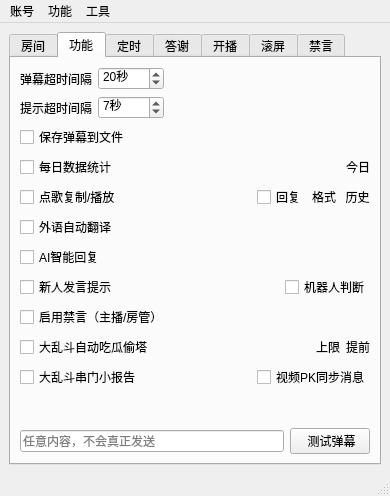
Old version of the form mainwindow.ui in the repository iwxyi/Bilibili-MagicalDanmaku.
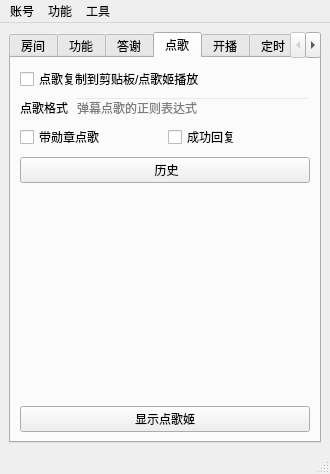
New version of the form. Icons and pictures are not drawn.

Commit message: 添加点歌姬页面；添加粉丝勋章点歌

Diff of the .ui file:
```diff
--- a/mainwindow.ui
+++ b/mainwindow.ui
@@ -6,8 +6,8 @@
    <rect>
     <x>0</x>
     <y>0</y>
-    <width>390</width>
-    <height>496</height>
+    <width>330</width>
+    <height>474</height>
    </rect>
   </property>
   <property name="windowTitle">
@@ -25,7 +25,7 @@
        <string notr="true"/>
       </property>
       <property name="currentIndex">
-       <number>1</number>
+       <number>3</number>
       </property>
       <widget class="QWidget" name="tab">
        <attribute name="title">
@@ -269,58 +269,6 @@
           </item>
          </layout>
         </item>
-        <item>
-         <layout class="QHBoxLayout" name="horizontalLayout_4" stretch="1,0,0,0">
-          <property name="topMargin">
-           <number>0</number>
-          </property>
-          <item>
-           <widget class="QCheckBox" name="DiangeAutoCopyCheck">
-            <property name="toolTip">
-             <string>&lt;html&gt;&lt;head/&gt;&lt;body&gt;&lt;p&gt;点歌格式：点歌 歌名&lt;/p&gt;&lt;p&gt;如果已开启点歌姬，则自动点歌并播放&lt;/p&gt;&lt;p&gt;否则自动复制歌名到剪贴板&lt;/p&gt;&lt;/body&gt;&lt;/html&gt;</string>
-            </property>
-            <property name="text">
-             <string>点歌复制/播放</string>
-            </property>
-           </widget>
-          </item>
-          <item>
-           <widget class="QCheckBox" name="diangeReplyCheck">
-            <property name="text">
-             <string>回复</string>
-            </property>
-           </widget>
-          </item>
-          <item>
-           <widget class="QPushButton" name="diangeFormatButton">
-            <property name="styleSheet">
-             <string notr="true">QPushButton
-{
-	background: transparent;
-	border: none;
-}</string>
-            </property>
-            <property name="text">
-             <string>格式</string>
-            </property>
-           </widget>
-          </item>
-          <item>
-           <widget class="QPushButton" name="diangeHistoryButton">
-            <property name="styleSheet">
-             <string notr="true">QPushButton
-{
-	background: transparent;
-	border: none;
-}</string>
-            </property>
-            <property name="text">
-             <string> 历史</string>
-            </property>
-           </widget>
-          </item>
-         </layout>
-        </item>
         <item>
          <layout class="QHBoxLayout" name="horizontalLayout_7">
           <property name="topMargin">
@@ -516,60 +464,6 @@
         </item>
        </layout>
       </widget>
-      <widget class="QWidget" name="tab_3">
-       <attribute name="title">
-        <string>定时</string>
-       </attribute>
-       <layout class="QVBoxLayout" name="verticalLayout_4">
-        <item>
-         <widget class="QPushButton" name="addTaskButton">
-          <property name="text">
-           <string> 添加定时任务</string>
-          </property>
-         </widget>
-        </item>
-        <item>
-         <widget class="QListWidget" name="taskListWidget">
-          <property name="contextMenuPolicy">
-           <enum>Qt::CustomContextMenu</enum>
-          </property>
-          <property name="styleSheet">
-           <string notr="true">QListWidget
-{
-	background: transparent;
-}</string>
-          </property>
-          <property name="verticalScrollMode">
-           <enum>QAbstractItemView::ScrollPerPixel</enum>
-          </property>
-          <property name="horizontalScrollMode">
-           <enum>QAbstractItemView::ScrollPerPixel</enum>
-          </property>
-         </widget>
-        </item>
-        <item>
-         <layout class="QHBoxLayout" name="horizontalLayout_8">
-          <property name="topMargin">
-           <number>0</number>
-          </property>
-          <item>
-           <widget class="QLineEdit" name="SendMsgEdit">
-            <property name="placeholderText">
-             <string>请输入消息内容</string>
-            </property>
-           </widget>
-          </item>
-          <item>
-           <widget class="QPushButton" name="SendMsgButton">
-            <property name="text">
-             <string>发送弹幕</string>
-            </property>
-           </widget>
-          </item>
-         </layout>
-        </item>
-       </layout>
-      </widget>
       <widget class="QWidget" name="tab_4">
        <attribute name="title">
         <string>答谢</string>
@@ -848,6 +742,113 @@
         </item>
        </layout>
       </widget>
+      <widget class="QWidget" name="tab_8">
+       <attribute name="title">
+        <string>点歌</string>
+       </attribute>
+       <layout class="QVBoxLayout" name="verticalLayout_9">
+        <item>
+         <widget class="QCheckBox" name="DiangeAutoCopyCheck">
+          <property name="toolTip">
+           <string>&lt;html&gt;&lt;head/&gt;&lt;body&gt;&lt;p&gt;点歌格式：点歌 歌名&lt;/p&gt;&lt;p&gt;如果已开启点歌姬，则自动点歌并播放&lt;/p&gt;&lt;p&gt;否则自动复制歌名到剪贴板&lt;/p&gt;&lt;/body&gt;&lt;/html&gt;</string>
+          </property>
+          <property name="text">
+           <string>点歌复制到剪贴板/点歌姬播放</string>
+          </property>
+         </widget>
+        </item>
+        <item>
+         <layout class="QHBoxLayout" name="horizontalLayout_34">
+          <property name="topMargin">
+           <number>0</number>
+          </property>
+          <item>
+           <widget class="QLabel" name="diangeFormatLabel">
+            <property name="toolTip">
+             <string>&lt;html&gt;&lt;head/&gt;&lt;body&gt;&lt;p&gt;触发弹幕点歌的正则表达式&lt;/p&gt;&lt;/body&gt;&lt;/html&gt;</string>
+            </property>
+            <property name="text">
+             <string>点歌格式</string>
+            </property>
+           </widget>
+          </item>
+          <item>
+           <widget class="QLineEdit" name="diangeFormatEdit">
+            <property name="styleSheet">
+             <string notr="true">QLineEdit
+{
+	background: transparent;
+}</string>
+            </property>
+            <property name="placeholderText">
+             <string>弹幕点歌的正则表达式</string>
+            </property>
+           </widget>
+          </item>
+         </layout>
+        </item>
+        <item>
+         <layout class="QHBoxLayout" name="horizontalLayout_33">
+          <property name="topMargin">
+           <number>0</number>
+          </property>
+          <property name="bottomMargin">
+           <number>2</number>
+          </property>
+          <item>
+           <widget class="QCheckBox" name="diangeNeedMedalCheck">
+            <property name="styleSheet">
+             <string notr="true">要求带粉丝勋章才能点歌</string>
+            </property>
+            <property name="text">
+             <string>带勋章点歌</string>
+            </property>
+           </widget>
+          </item>
+          <item>
+           <widget class="QCheckBox" name="diangeReplyCheck">
+            <property name="toolTip">
+             <string>点歌成功的回复消息，并带有预计多长时间播放</string>
+            </property>
+            <property name="text">
+             <string>成功回复</string>
+            </property>
+           </widget>
+          </item>
+         </layout>
+        </item>
+        <item>
+         <widget class="QPushButton" name="diangeHistoryButton">
+          <property name="styleSheet">
+           <string notr="true"/>
+          </property>
+          <property name="text">
+           <string> 历史</string>
+          </property>
+         </widget>
+        </item>
+        <item>
+         <spacer name="verticalSpacer_6">
+          <property name="orientation">
+           <enum>Qt::Vertical</enum>
+          </property>
+          <property name="sizeHint" stdset="0">
+           <size>
+            <width>20</width>
+            <height>232</height>
+           </size>
+          </property>
+         </spacer>
+        </item>
+        <item>
+         <widget class="QPushButton" name="pushButton_2">
+          <property name="text">
+           <string>显示点歌姬</string>
+          </property>
+         </widget>
+        </item>
+       </layout>
+      </widget>
       <widget class="QWidget" name="tab_5">
        <attribute name="title">
         <string>开播</string>
@@ -1063,6 +1064,60 @@
         </item>
        </layout>
       </widget>
+      <widget class="QWidget" name="tab_3">
+       <attribute name="title">
+        <string>定时</string>
+       </attribute>
+       <layout class="QVBoxLayout" name="verticalLayout_4">
+        <item>
+         <widget class="QPushButton" name="addTaskButton">
+          <property name="text">
+           <string> 添加定时任务</string>
+          </property>
+         </widget>
+        </item>
+        <item>
+         <widget class="QListWidget" name="taskListWidget">
+          <property name="contextMenuPolicy">
+           <enum>Qt::CustomContextMenu</enum>
+          </property>
+          <property name="styleSheet">
+           <string notr="true">QListWidget
+{
+	background: transparent;
+}</string>
+          </property>
+          <property name="verticalScrollMode">
+           <enum>QAbstractItemView::ScrollPerPixel</enum>
+          </property>
+          <property name="horizontalScrollMode">
+           <enum>QAbstractItemView::ScrollPerPixel</enum>
+          </property>
+         </widget>
+        </item>
+        <item>
+         <layout class="QHBoxLayout" name="horizontalLayout_8">
+          <property name="topMargin">
+           <number>0</number>
+          </property>
+          <item>
+           <widget class="QLineEdit" name="SendMsgEdit">
+            <property name="placeholderText">
+             <string>请输入消息内容</string>
+            </property>
+           </widget>
+          </item>
+          <item>
+           <widget class="QPushButton" name="SendMsgButton">
+            <property name="text">
+             <string>发送弹幕</string>
+            </property>
+           </widget>
+          </item>
+         </layout>
+        </item>
+       </layout>
+      </widget>
       <widget class="QWidget" name="tab_7">
        <attribute name="title">
         <string>滚屏</string>
@@ -1377,8 +1432,8 @@
     <rect>
      <x>0</x>
      <y>0</y>
-     <width>390</width>
-     <height>26</height>
+     <width>330</width>
+     <height>23</height>
     </rect>
    </property>
    <widget class="QMenu" name="menu_2">
```
Left out of the diff: 19 changed lines with no effect on the pictures. The commit also changes 4 other files.
